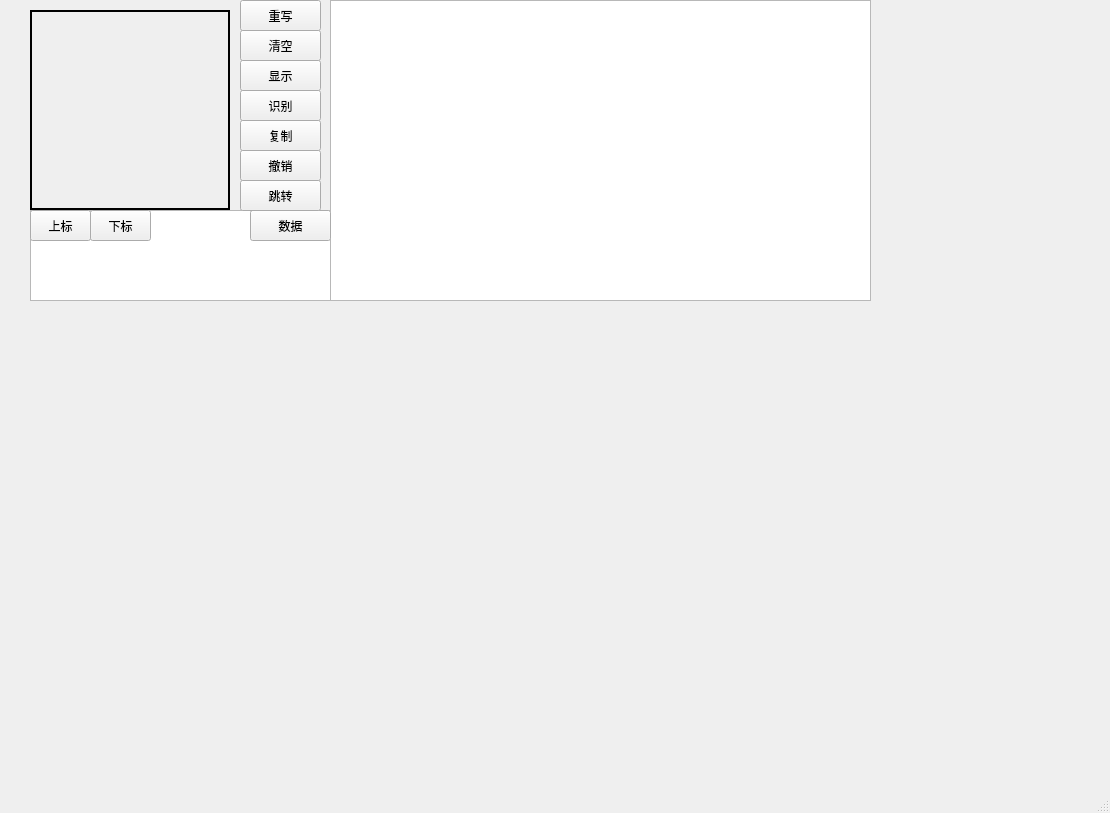
First picture: the form in mainwindow.ui, repository boltma/texer, before the edit.
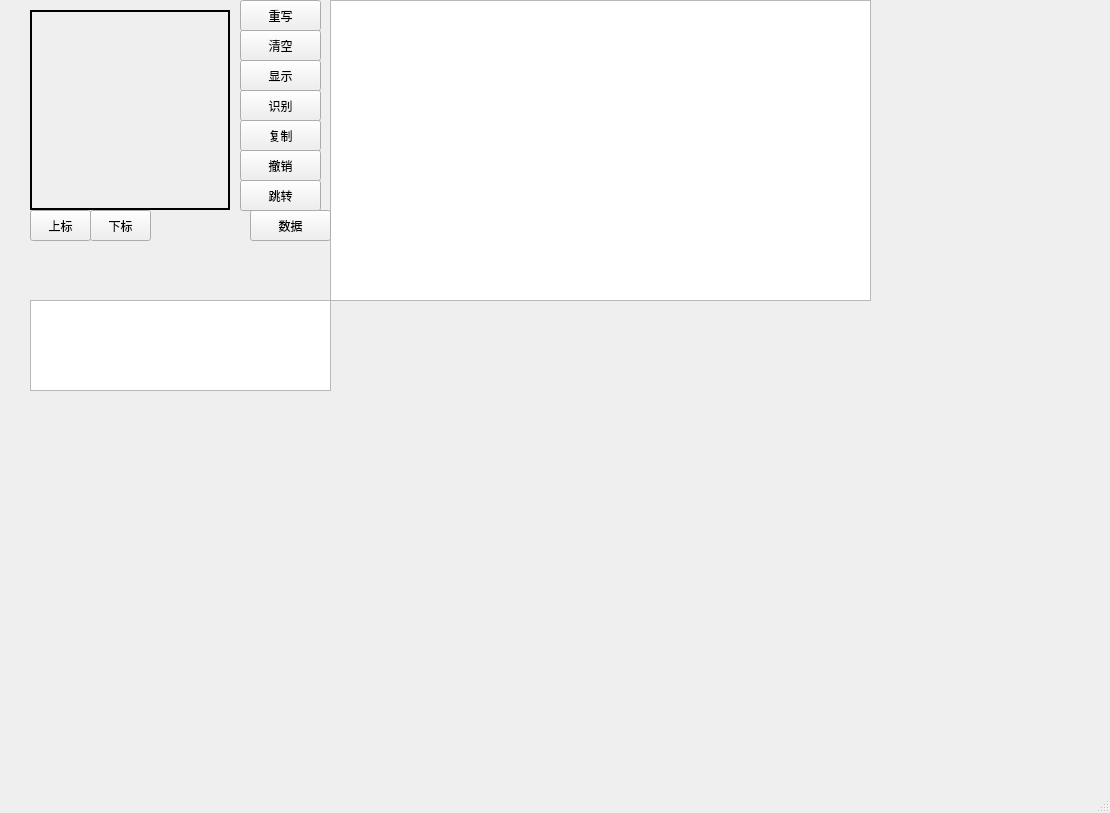
Second picture: the form after the edit. Custom widgets are drawn as their Qt base class.

Commit message: add support for selection of online/offline mode

```diff
--- a/mainwindow.ui
+++ b/mainwindow.ui
@@ -32,16 +32,6 @@
 border-color: rgb(0, 0, 0);</string>
     </property>
    </widget>
-   <widget class="QPlainTextEdit" name="plainTextEdit">
-    <property name="geometry">
-     <rect>
-      <x>30</x>
-      <y>210</y>
-      <width>301</width>
-      <height>91</height>
-     </rect>
-    </property>
-   </widget>
    <widget class="QPushButton" name="clearbutton">
     <property name="geometry">
      <rect>
@@ -94,9 +84,9 @@
    <widget class="TextWidget" name="textwidget" native="true">
     <property name="geometry">
      <rect>
-      <x>30</x>
+      <x>330</x>
       <y>300</y>
-      <width>841</width>
+      <width>541</width>
       <height>321</height>
      </rect>
     </property>
@@ -192,6 +182,29 @@
      <string>下标</string>
     </property>
    </widget>
+   <widget class="SelectionWidget" name="selectionwidget" native="true">
+    <property name="enabled">
+     <bool>true</bool>
+    </property>
+    <property name="geometry">
+     <rect>
+      <x>30</x>
+      <y>240</y>
+      <width>151</width>
+      <height>61</height>
+     </rect>
+    </property>
+   </widget>
+   <widget class="QPlainTextEdit" name="plainTextEdit">
+    <property name="geometry">
+     <rect>
+      <x>30</x>
+      <y>300</y>
+      <width>301</width>
+      <height>91</height>
+     </rect>
+    </property>
+   </widget>
   </widget>
   <widget class="QMenuBar" name="menuBar">
    <property name="geometry">
@@ -219,6 +232,12 @@
    <header>textwidget.h</header>
    <container>1</container>
   </customwidget>
+  <customwidget>
+   <class>SelectionWidget</class>
+   <extends>QWidget</extends>
+   <header location="global">selectionwidget.h</header>
+   <container>1</container>
+  </customwidget>
  </customwidgets>
  <resources/>
  <connections/>
```
The commit also changes 11 other files.
